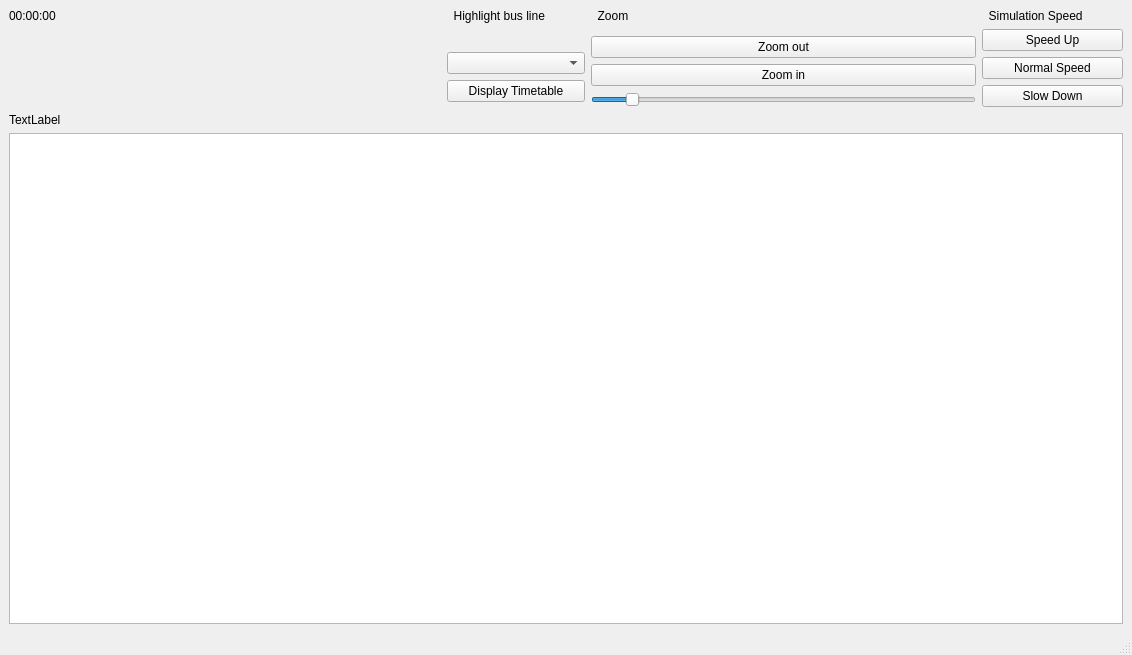
Before: the Qt Designer form mainwindow.ui in expers-vis/ICP, drawn with Qt 5.
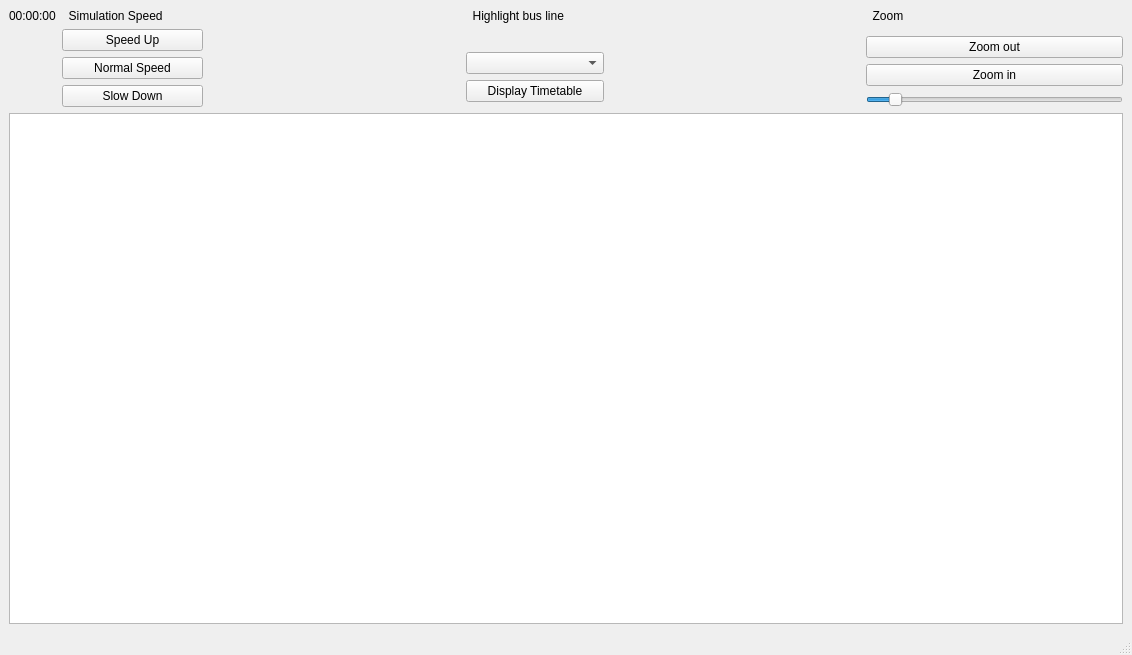
After: the same form once the commit is applied.

Patch:
```diff
--- a/mainwindow.ui
+++ b/mainwindow.ui
@@ -54,7 +54,42 @@
        </layout>
       </item>
       <item>
-       <spacer name="horizontalSpacer">
+       <layout class="QVBoxLayout" name="verticalLayout_5">
+        <item>
+         <widget class="QLabel" name="label_2">
+          <property name="text">
+           <string>  Simulation Speed            </string>
+          </property>
+          <property name="alignment">
+           <set>Qt::AlignLeading|Qt::AlignLeft|Qt::AlignTop</set>
+          </property>
+         </widget>
+        </item>
+        <item>
+         <widget class="QPushButton" name="speedUpBtn">
+          <property name="text">
+           <string>Speed Up</string>
+          </property>
+         </widget>
+        </item>
+        <item>
+         <widget class="QPushButton" name="speedNormBtn">
+          <property name="text">
+           <string>Normal Speed</string>
+          </property>
+         </widget>
+        </item>
+        <item>
+         <widget class="QPushButton" name="speedDownBtn">
+          <property name="text">
+           <string>Slow Down</string>
+          </property>
+         </widget>
+        </item>
+       </layout>
+      </item>
+      <item>
+       <spacer name="horizontalSpacer_2">
         <property name="orientation">
          <enum>Qt::Horizontal</enum>
         </property>
@@ -122,6 +157,19 @@
         </item>
        </layout>
       </item>
+      <item>
+       <spacer name="horizontalSpacer">
+        <property name="orientation">
+         <enum>Qt::Horizontal</enum>
+        </property>
+        <property name="sizeHint" stdset="0">
+         <size>
+          <width>40</width>
+          <height>20</height>
+         </size>
+        </property>
+       </spacer>
+      </item>
       <item>
        <layout class="QVBoxLayout" name="verticalLayout">
         <item>
@@ -166,50 +214,8 @@
         </item>
        </layout>
       </item>
-      <item>
-       <layout class="QVBoxLayout" name="verticalLayout_5">
-        <item>
-         <widget class="QLabel" name="label_2">
-          <property name="text">
-           <string>  Simulation Speed            </string>
-          </property>
-          <property name="alignment">
-           <set>Qt::AlignLeading|Qt::AlignLeft|Qt::AlignTop</set>
-          </property>
-         </widget>
-        </item>
-        <item>
-         <widget class="QPushButton" name="speedUpBtn">
-          <property name="text">
-           <string>Speed Up</string>
-          </property>
-         </widget>
-        </item>
-        <item>
-         <widget class="QPushButton" name="speedNormBtn">
-          <property name="text">
-           <string>Normal Speed</string>
-          </property>
-         </widget>
-        </item>
-        <item>
-         <widget class="QPushButton" name="speedDownBtn">
-          <property name="text">
-           <string>Slow Down</string>
-          </property>
-         </widget>
-        </item>
-       </layout>
-      </item>
      </layout>
     </item>
-    <item>
-     <widget class="QLabel" name="label">
-      <property name="text">
-       <string>TextLabel</string>
-      </property>
-     </widget>
-    </item>
     <item>
      <widget class="QGraphicsView" name="graphicsView">
       <property name="verticalScrollBarPolicy">
```
